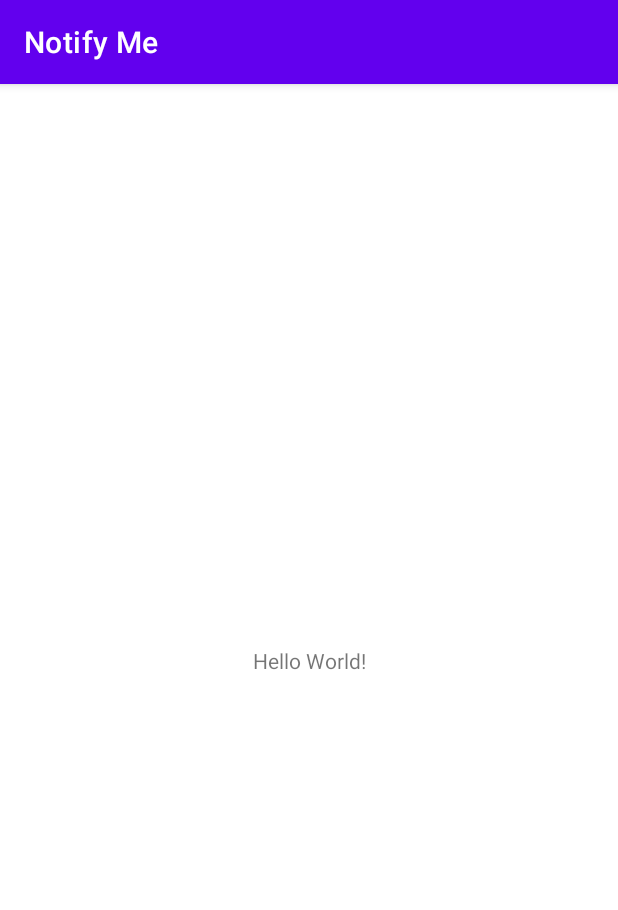
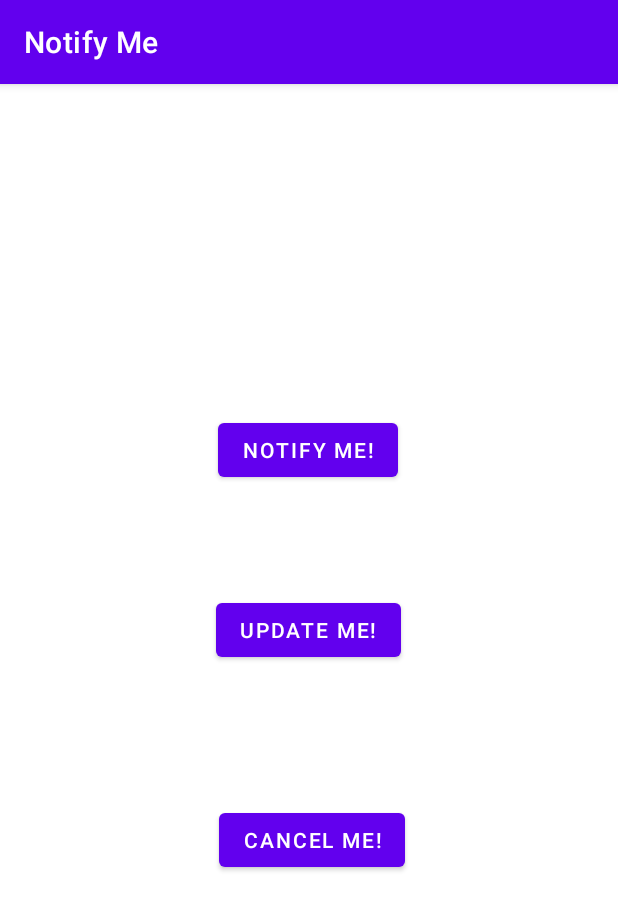
Before and after one commit to szafar97/Notify-Me, an Android app: the screen it shows after launch (MainActivity), on a phone screen of 412 x 824 dp. Shown: the top 910 px of the screen. Run offline under Robolectric (Android 15) with nearby library versions, the phone set to English and light mode, and no system bars.

Commit message:
Created basic notification

```diff
--- a/app/src/main/java/com/szafar97/notifyme/MainActivity.java
+++ b/app/src/main/java/com/szafar97/notifyme/MainActivity.java
@@ -1,14 +1,79 @@
 package com.szafar97.notifyme;
 
 import androidx.appcompat.app.AppCompatActivity;
+import androidx.core.app.NotificationCompat;
 
+import android.app.NotificationChannel;
+import android.app.NotificationManager;
+import android.app.PendingIntent;
+import android.content.Intent;
+import android.graphics.Color;
+import android.os.Build;
 import android.os.Bundle;
+import android.view.View;
+import android.widget.Button;
 
 public class MainActivity extends AppCompatActivity {
+
+    private static final String PRIMARY_CHANNEL_ID = "primary_notification_channel";
+    private NotificationManager mNotifyManager;
+    private static final int NOTIFICATION_ID = 0;
+
 
     @Override
     protected void onCreate(Bundle savedInstanceState) {
         super.onCreate(savedInstanceState);
         setContentView(R.layout.activity_main);
+
+        createNotificationChannel();
+
+    }
+
+    public void createNotificationChannel()
+    {
+        mNotifyManager = (NotificationManager) getSystemService(NOTIFICATION_SERVICE);
+
+        if (Build.VERSION.SDK_INT >= Build.VERSION_CODES.O)
+        {
+            NotificationChannel notificationChannel = new NotificationChannel(PRIMARY_CHANNEL_ID, "Mascot Notification", NotificationManager.IMPORTANCE_HIGH);
+
+            notificationChannel.enableLights(true);
+            notificationChannel.setLightColor(Color.RED);
+            notificationChannel.enableVibration(true);
+            notificationChannel.setDescription("Notification from Mascot");
+            mNotifyManager.createNotificationChannel(notificationChannel);
+        }
+    }
+
+    private NotificationCompat.Builder getNotificationBuilder()
+    {
+        Intent notificationIntent = new Intent(this, MainActivity.class);
+        PendingIntent notificationPendingIntent = PendingIntent.getActivity(this, NOTIFICATION_ID, notificationIntent, PendingIntent.FLAG_UPDATE_CURRENT);
+        NotificationCompat.Builder notifyBuilder = new NotificationCompat.Builder(this, PRIMARY_CHANNEL_ID)
+                .setContentTitle("You've been notified!")
+                .setContentText("This is your notification text.")
+                .setSmallIcon(R.drawable.ic_android)
+                .setContentIntent(notificationPendingIntent)
+                .setAutoCancel(true)
+                .setPriority(NotificationCompat.PRIORITY_HIGH)
+                .setDefaults(NotificationCompat.DEFAULT_ALL);
+
+        return notifyBuilder;
+    }
+
+    public void sendNotification(View view)
+    {
+        NotificationCompat.Builder notifyBuilder = getNotificationBuilder();
+        mNotifyManager.notify(NOTIFICATION_ID, notifyBuilder.build());
+    }
+
+    public void updateNotification(View view)
+    {
+
+    }
+
+    public void cancelNotification(View view)
+    {
+        mNotifyManager.cancel(NOTIFICATION_ID);
     }
 }
--- /dev/null
+++ b/app/src/main/res/drawable-anydpi/ic_android.xml
@@ -0,0 +1,15 @@
+<vector xmlns:android="http://schemas.android.com/apk/res/android"
+    android:width="24dp"
+    android:height="24dp"
+    android:viewportWidth="24"
+    android:viewportHeight="24"
+    android:tint="#FFFFFF">
+  <group android:scaleX="0.92"
+      android:scaleY="0.92"
+      android:translateX="0.96"
+      android:translateY="0.96">
+    <path
+        android:fillColor="@android:color/white"
+        android:pathData="M18.6,6.62c-1.44,0 -2.8,0.56 -3.77,1.53L12,10.66 10.48,12h0.01L7.8,14.39c-0.64,0.64 -1.49,0.99 -2.4,0.99 -1.87,0 -3.39,-1.51 -3.39,-3.38S3.53,8.62 5.4,8.62c0.91,0 1.76,0.35 2.44,1.03l1.13,1 1.51,-1.34L9.22,8.2C8.2,7.18 6.84,6.62 5.4,6.62 2.42,6.62 0,9.04 0,12s2.42,5.38 5.4,5.38c1.44,0 2.8,-0.56 3.77,-1.53l2.83,-2.5 0.01,0.01L13.52,12h-0.01l2.69,-2.39c0.64,-0.64 1.49,-0.99 2.4,-0.99 1.87,0 3.39,1.51 3.39,3.38s-1.52,3.38 -3.39,3.38c-0.9,0 -1.76,-0.35 -2.44,-1.03l-1.14,-1.01 -1.51,1.34 1.27,1.12c1.02,1.01 2.37,1.57 3.82,1.57 2.98,0 5.4,-2.41 5.4,-5.38s-2.42,-5.37 -5.4,-5.37z"/>
+  </group>
+</vector>
--- a/app/src/main/res/layout/activity_main.xml
+++ b/app/src/main/res/layout/activity_main.xml
@@ -6,11 +6,40 @@
     android:layout_height="match_parent"
     tools:context=".MainActivity">
 
-    <TextView
+    <Button
+        android:id="@+id/notify3"
         android:layout_width="wrap_content"
         android:layout_height="wrap_content"
-        android:text="Hello World!"
+        android:layout_marginTop="92dp"
+        android:onClick="cancelNotification"
+        android:text="@string/cancel_me"
         app:layout_constraintBottom_toBottomOf="parent"
+        app:layout_constraintHorizontal_bias="0.508"
+        app:layout_constraintLeft_toLeftOf="parent"
+        app:layout_constraintRight_toRightOf="parent"
+        app:layout_constraintTop_toBottomOf="@+id/notify2"
+        app:layout_constraintVertical_bias="0.0" />
+
+    <Button
+        android:id="@+id/notify2"
+        android:layout_width="wrap_content"
+        android:layout_height="wrap_content"
+        android:layout_marginTop="72dp"
+        android:onClick="updateNotification"
+        android:text="@string/update_me"
+        app:layout_constraintHorizontal_bias="0.498"
+        app:layout_constraintLeft_toLeftOf="parent"
+        app:layout_constraintRight_toRightOf="parent"
+        app:layout_constraintTop_toBottomOf="@+id/notify" />
+
+    <Button
+        android:id="@+id/notify"
+        android:layout_width="wrap_content"
+        android:layout_height="wrap_content"
+        android:layout_marginTop="220dp"
+        android:onClick="sendNotification"
+        android:text="@string/notify_me"
+        app:layout_constraintHorizontal_bias="0.498"
         app:layout_constraintLeft_toLeftOf="parent"
         app:layout_constraintRight_toRightOf="parent"
         app:layout_constraintTop_toTopOf="parent" />
--- a/app/src/main/res/values/strings.xml
+++ b/app/src/main/res/values/strings.xml
@@ -1,3 +1,6 @@
 <resources>
     <string name="app_name">Notify Me</string>
+    <string name="cancel_me">Cancel Me!</string>
+    <string name="notify_me">Notify Me!</string>
+    <string name="update_me">Update Me!</string>
 </resources>
```
Also changed, not shown: app/src/main/res/drawable-hdpi/ic_android.png (added), app/src/main/res/drawable-mdpi/ic_android.png (added), app/src/main/res/drawable-xhdpi/ic_android.png (added), app/src/main/res/drawable-xxhdpi/ic_android.png (added).
